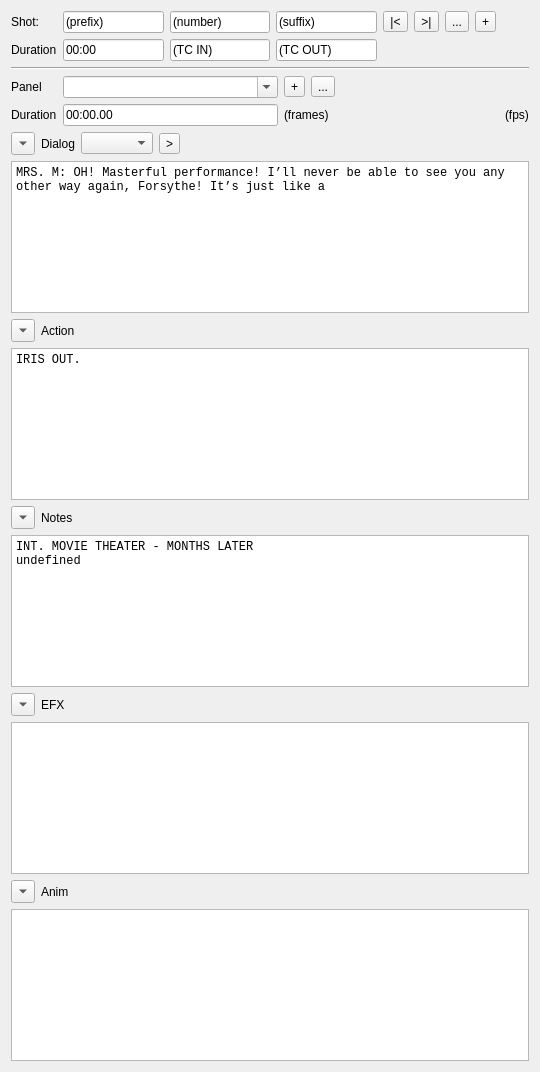
GameFusion/B-Line, file ShotPanelWidget.ui: the form before one commit.
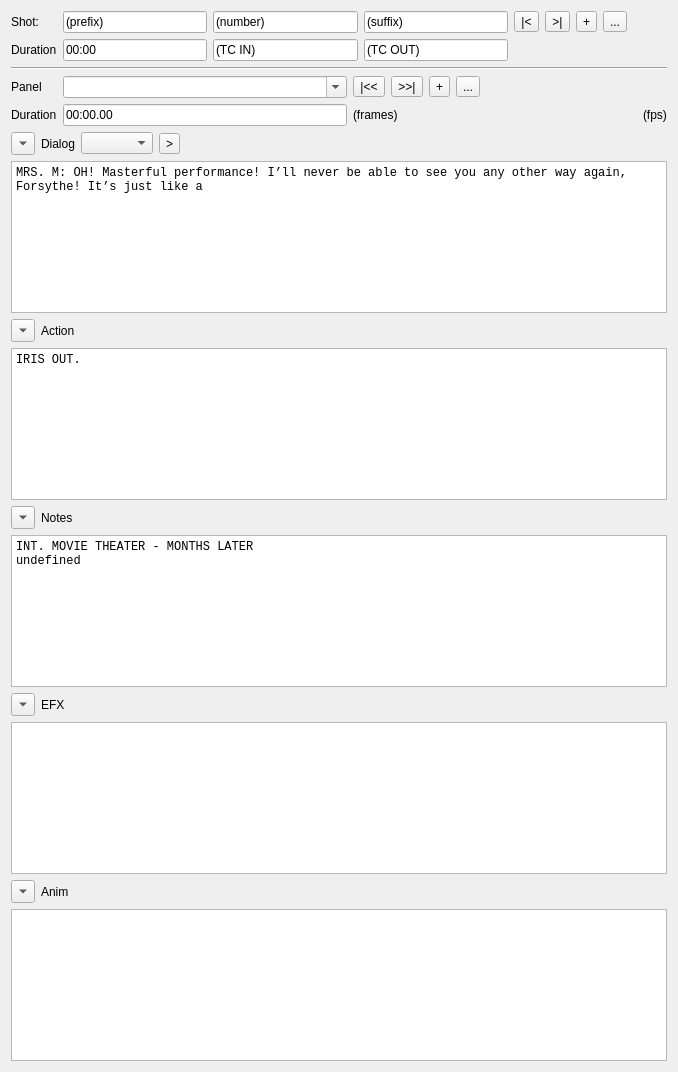
The form after the commit. Icons and pictures are not drawn.

Commit message: Boarder build windows WIP

```diff
--- a/ShotPanelWidget.ui
+++ b/ShotPanelWidget.ui
@@ -6,7 +6,7 @@
    <rect>
     <x>0</x>
     <y>0</y>
-    <width>540</width>
+    <width>678</width>
     <height>1072</height>
    </rect>
   </property>
@@ -60,18 +60,22 @@
          </property>
         </widget>
        </item>
-       <item>
-        <widget class="QToolButton" name="toolButton_10">
-         <property name="text">
-          <string>...</string>
-         </property>
-        </widget>
-       </item>
        <item>
         <widget class="QToolButton" name="toolButton_9">
          <property name="text">
           <string>+</string>
          </property>
+         <property name="icon">
+          <iconset>
+           <normaloff>down-arrow(2).svg</normaloff>down-arrow(2).svg</iconset>
+         </property>
+        </widget>
+       </item>
+       <item>
+        <widget class="QToolButton" name="toolButton_10">
+         <property name="text">
+          <string>...</string>
+         </property>
         </widget>
        </item>
        <item>
@@ -128,6 +132,20 @@
    </item>
    <item>
     <layout class="QGridLayout" name="gridLayout_2">
+     <item row="1" column="5">
+      <widget class="QLabel" name="label_9">
+       <property name="text">
+        <string>(fps)</string>
+       </property>
+      </widget>
+     </item>
+     <item row="1" column="4">
+      <widget class="QLabel" name="label_8">
+       <property name="text">
+        <string>(frames)</string>
+       </property>
+      </widget>
+     </item>
      <item row="0" column="0">
       <widget class="QLabel" name="label_10">
        <property name="text">
@@ -135,6 +153,13 @@
        </property>
       </widget>
      </item>
+     <item row="1" column="0">
+      <widget class="QLabel" name="label_11">
+       <property name="text">
+        <string>Duration</string>
+       </property>
+      </widget>
+     </item>
      <item row="0" column="1">
       <widget class="QComboBox" name="comboBox_2">
        <property name="editable">
@@ -145,8 +170,29 @@
        </property>
       </widget>
      </item>
-     <item row="0" column="2">
+     <item row="1" column="1">
+      <widget class="QLineEdit" name="lineEdit_7">
+       <property name="text">
+        <string>00:00.00</string>
+       </property>
+      </widget>
+     </item>
+     <item row="0" column="4">
       <layout class="QHBoxLayout" name="horizontalLayout_7">
+       <item>
+        <widget class="QToolButton" name="toolButton_13">
+         <property name="text">
+          <string>|&lt;&lt;</string>
+         </property>
+        </widget>
+       </item>
+       <item>
+        <widget class="QToolButton" name="toolButton_14">
+         <property name="text">
+          <string>&gt;&gt;|</string>
+         </property>
+        </widget>
+       </item>
        <item>
         <widget class="QToolButton" name="toolButton_8">
          <property name="text">
@@ -159,6 +205,10 @@
          <property name="text">
           <string>...</string>
          </property>
+         <property name="icon">
+          <iconset>
+           <normaloff>down-arrow(1).svg</normaloff>down-arrow(1).svg</iconset>
+         </property>
         </widget>
        </item>
        <item>
@@ -176,34 +226,6 @@
        </item>
       </layout>
      </item>
-     <item row="1" column="0">
-      <widget class="QLabel" name="label_11">
-       <property name="text">
-        <string>Duration</string>
-       </property>
-      </widget>
-     </item>
-     <item row="1" column="1">
-      <widget class="QLineEdit" name="lineEdit_7">
-       <property name="text">
-        <string>00:00.00</string>
-       </property>
-      </widget>
-     </item>
-     <item row="1" column="2">
-      <widget class="QLabel" name="label_8">
-       <property name="text">
-        <string>(frames)</string>
-       </property>
-      </widget>
-     </item>
-     <item row="1" column="3">
-      <widget class="QLabel" name="label_9">
-       <property name="text">
-        <string>(fps)</string>
-       </property>
-      </widget>
-     </item>
     </layout>
    </item>
    <item>
```
The commit also changes 4 other files.
